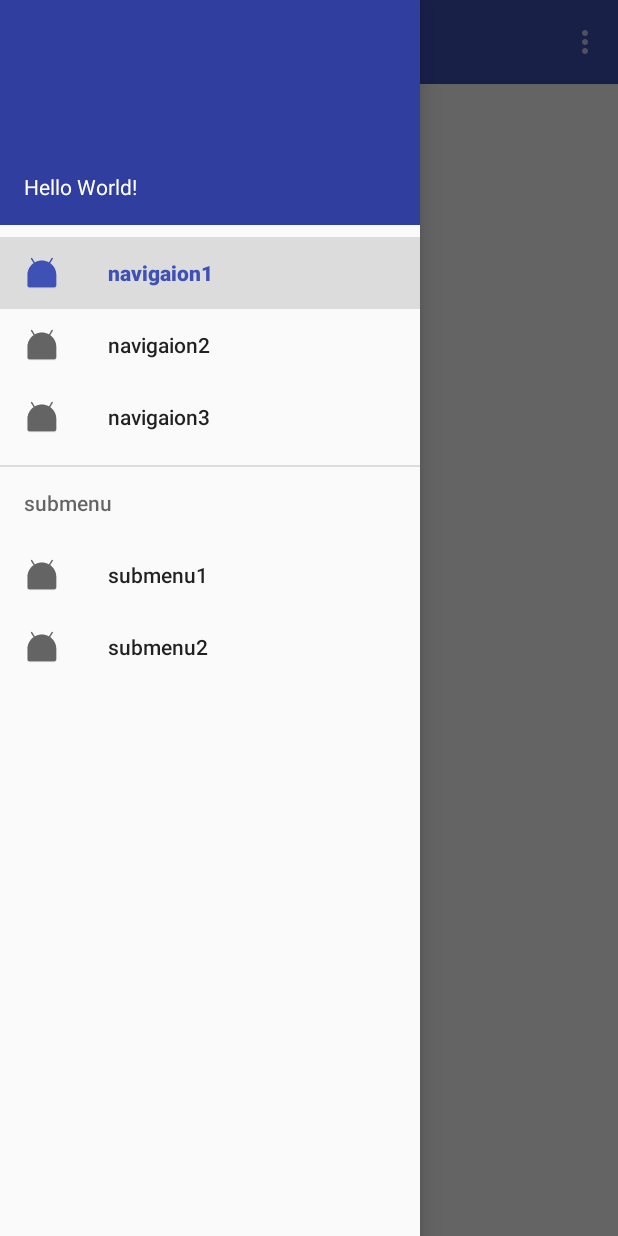
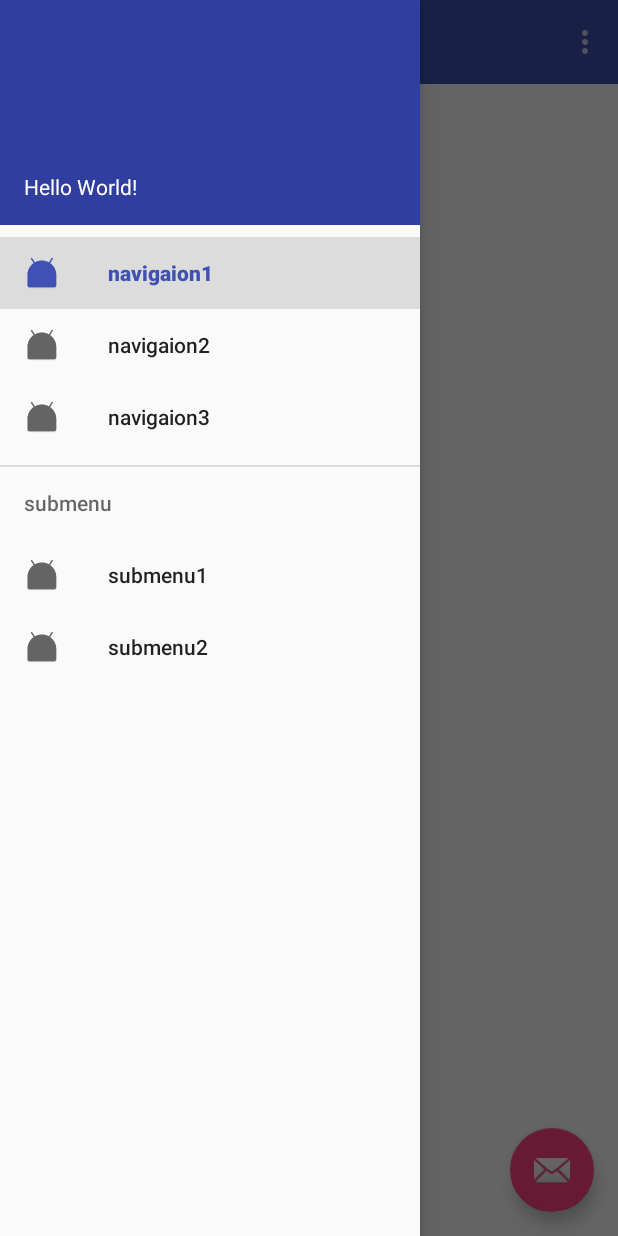
Before and after one commit to xinglianfly/Framework, an Android app: the screen it shows after launch (MainActivity), with the side drawer open, on a phone screen of 412 x 824 dp. Run offline under Robolectric (Android 15) with nearby library versions, the phone set to English and light mode, and no system bars.

```diff
--- a/app/src/main/java/com/example/administrator/frameworkdemo/MainActivity.java
+++ b/app/src/main/java/com/example/administrator/frameworkdemo/MainActivity.java
@@ -13,11 +13,12 @@ import android.view.Menu;
 import android.view.MenuItem;
 import android.widget.Toast;
 
-public class MainActivity extends AppCompatActivity implements NavigationView.OnNavigationItemSelectedListener{
+public class MainActivity extends AppCompatActivity implements NavigationView.OnNavigationItemSelectedListener,View.OnClickListener{
 
     private DrawerLayout mDrawerlayout;
     NavigationView navigationView;
     Toolbar toolbar;
+    FloatingActionButton floatingActionButton;
 
     @Override
     protected void onCreate(Bundle savedInstanceState) {
@@ -27,6 +28,8 @@ public class MainActivity extends AppCompatActivity implements NavigationView.On
         navigationView = (NavigationView) findViewById(R.id.navigationview);
         toolbar  = (Toolbar) findViewById(R.id.toolbar);
         toolbar.setNavigationIcon(R.mipmap.ic_launcher);
+        floatingActionButton = (FloatingActionButton) findViewById(R.id.fab);
+        floatingActionButton.setOnClickListener(this);
         setSupportActionBar(toolbar);
         navigationView.setNavigationItemSelectedListener(this);
 
@@ -66,4 +69,19 @@ public class MainActivity extends AppCompatActivity implements NavigationView.On
         Toast.makeText(this,item.getTitle(),Toast.LENGTH_SHORT).show();
         return true;
     }
+
+    @Override
+    public void onClick(View v) {
+        switch (v.getId()){
+            case R.id.fab:
+                Snackbar.make(findViewById(R.id.drawerlayout),"i am snackbar",Snackbar.LENGTH_LONG).setAction("Action", new View.OnClickListener() {
+                    @Override
+                    public void onClick(View v) {
+                        Toast.makeText(MainActivity.this, "Snackbar Action", Toast.LENGTH_LONG).show();
+
+                    }
+                }).show();
+                break;
+        }
+    }
 }
--- a/app/src/main/res/layout/activity_main.xml
+++ b/app/src/main/res/layout/activity_main.xml
@@ -10,8 +10,9 @@
 
     <RelativeLayout
         android:layout_width="match_parent"
-        android:layout_height="match_parent">
+        android:layout_height="match_parent"
 
+        android:theme="@style/AppTheme.AppBarOverlay">
         <android.support.v7.widget.Toolbar
             android:id="@+id/toolbar"
             android:layout_width="match_parent"
@@ -19,6 +20,15 @@
             android:background="?attr/colorPrimary"
             android:theme="@style/ThemeOverlay.AppCompat.Dark" />
 
+        <android.support.design.widget.FloatingActionButton
+            android:id="@+id/fab"
+            android:layout_width="wrap_content"
+            android:layout_height="wrap_content"
+            android:layout_alignParentBottom="true"
+            android:layout_alignParentRight="true"
+            android:layout_marginRight="@dimen/activity_horizontal_margin"
+            android:layout_marginBottom="@dimen/activity_vertical_margin"
+            android:src="@android:drawable/ic_dialog_email" />
 
 
     </RelativeLayout>
```
